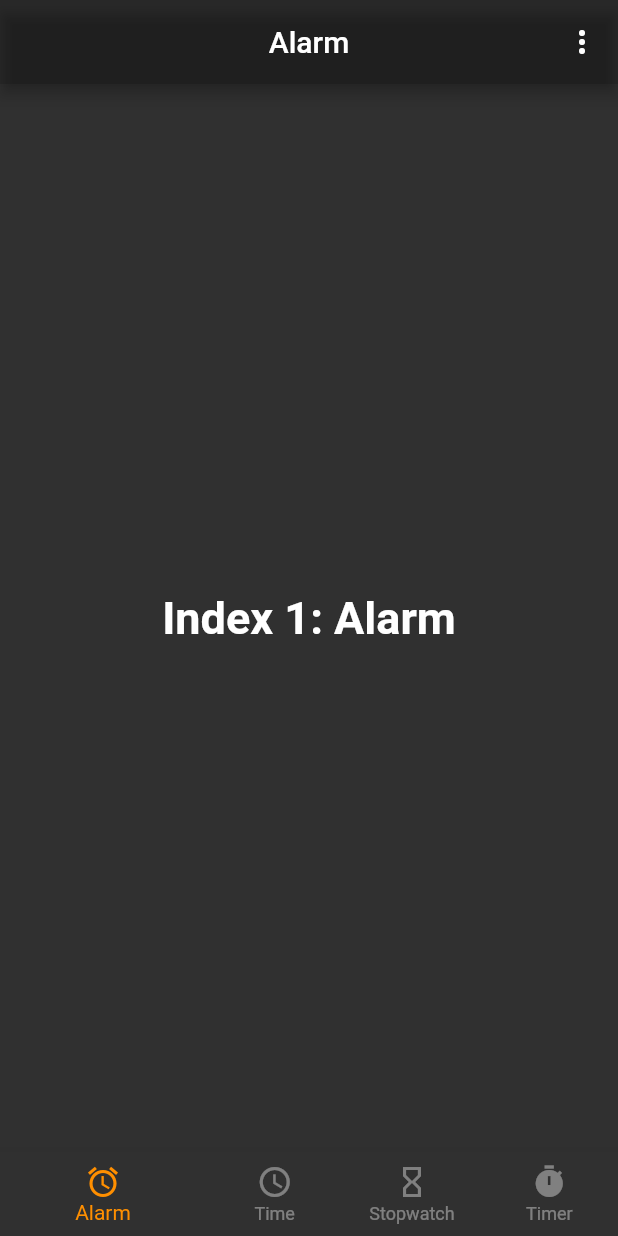
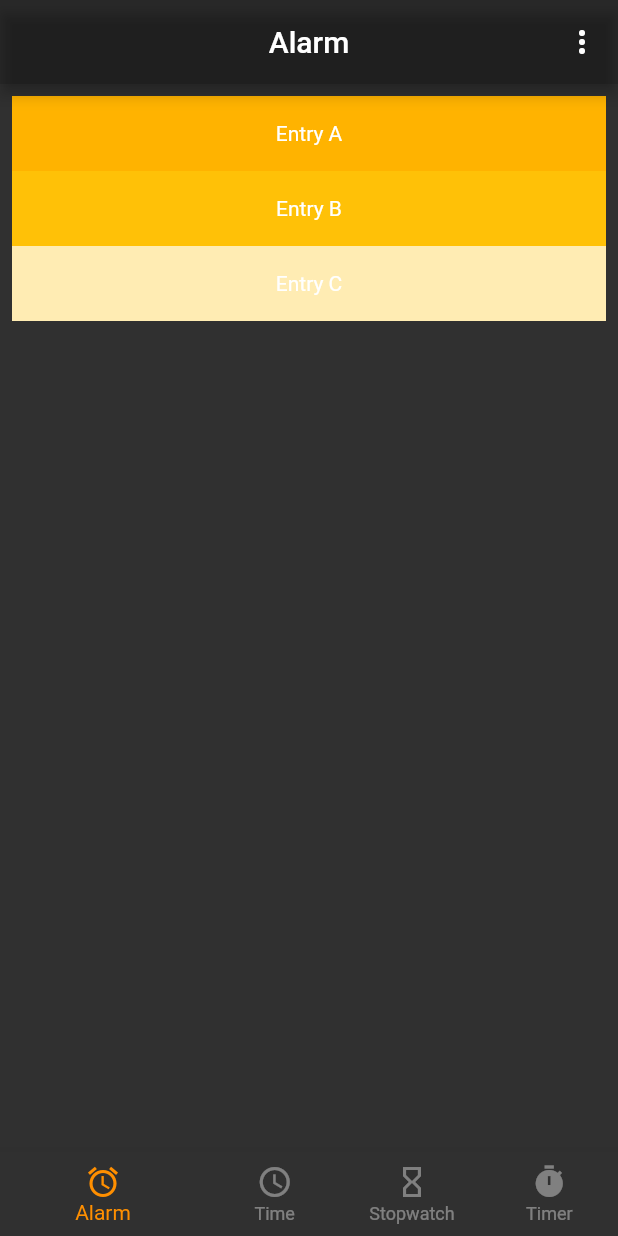
Before and after one commit to Riyomi/alarm, a Flutter app: the screen it shows after launch, on a phone screen of 412 x 824 dp. Run offline on Flutter 3.47's test engine with Material 2 defaults, Android fonts, the phone set to English and light mode, and no system bars.

Commit message:
Alarm widget skeleton added

```diff
--- a/lib/main.dart
+++ b/lib/main.dart
@@ -49,10 +49,7 @@ class _MyStatefulWidgetState extends State<MyStatefulWidget> {
   static const TextStyle optionStyle =
   TextStyle(fontSize: 30, fontWeight: FontWeight.bold);
   static List<Widget> _widgetOptions = <Widget>[
-    Text(
-      'Index 1: Alarm',
-      style: optionStyle,
-    ),
+    AlarmWidget(),
     ClockWidget(),
     Text(
       'Index 2: Stopwatch',
@@ -181,3 +178,40 @@ class _ClockWidgetState extends State<ClockWidget> {
     });
   }
 }
+
+class AlarmWidget extends StatefulWidget {
+  @override
+  _AlarmWidget createState() => _AlarmWidget();
+}
+
+class _AlarmWidget extends State<AlarmWidget> {
+  @override
+  Widget build(BuildContext context) {
+    return ListView(
+      padding: const EdgeInsets.all(8),
+      children: <Widget>[
+        Container(
+          height: 50,
+          color: Colors.amber[600],
+          child: const Center(child: Text('Entry A')),
+        ),
+        Container(
+          height: 50,
+          color: Colors.amber[500],
+          child: const Center(child: Text('Entry B')),
+        ),
+        Container(
+          height: 50,
+          color: Colors.amber[100],
+          child: const Center(child: Text('Entry C')),
+        ),
+      ],
+    );
+  }
+  @override
+  void initState() {
+    super.initState();
+
+
+  }
+}
```
